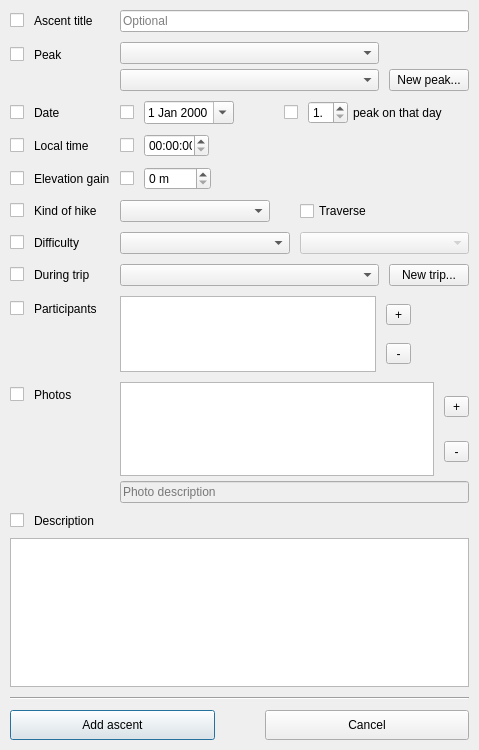
Before: the Qt Designer form src/ui/ascent_dialog.ui in svetter/pal, drawn with Qt 5.
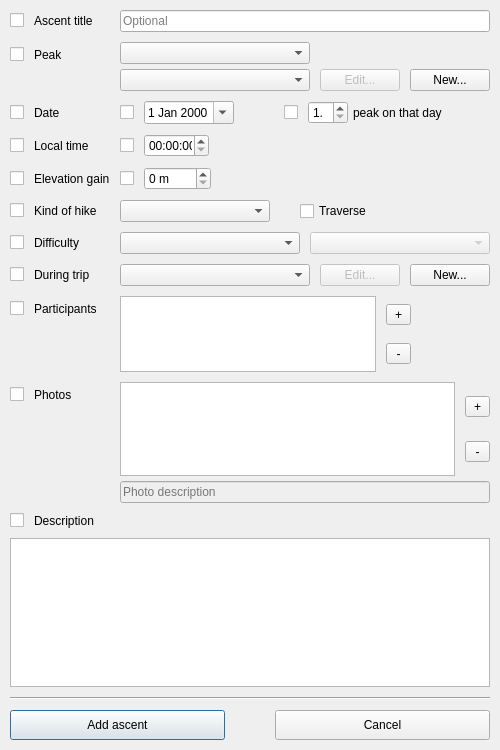
After: the same form once the commit is applied. Icons and pictures are not drawn.

Commit message:
Add edit buttons to item dialogs
Closes #143

What changed in the file:
```diff
--- a/src/ui/ascent_dialog.ui
+++ b/src/ui/ascent_dialog.ui
@@ -6,13 +6,13 @@
    <rect>
     <x>0</x>
     <y>0</y>
-    <width>479</width>
+    <width>500</width>
     <height>750</height>
    </rect>
   </property>
   <property name="minimumSize">
    <size>
-    <width>450</width>
+    <width>500</width>
     <height>0</height>
    </size>
   </property>
@@ -137,9 +137,23 @@
         </widget>
        </item>
        <item row="1" column="1">
+        <widget class="QPushButton" name="editPeakButton">
+         <property name="enabled">
+          <bool>false</bool>
+         </property>
+         <property name="text">
+          <string>Edit...</string>
+         </property>
+         <property name="icon">
+          <iconset>
+           <normaloff>:/icons/peak.svg</normaloff>:/icons/peak.svg</iconset>
+         </property>
+        </widget>
+       </item>
+       <item row="1" column="2">
         <widget class="QPushButton" name="newPeakButton">
          <property name="text">
-          <string>New peak...</string>
+          <string>New...</string>
          </property>
          <property name="icon">
           <iconset>
@@ -635,6 +649,20 @@
          </property>
         </widget>
        </item>
+       <item>
+        <widget class="QPushButton" name="editTripButton">
+         <property name="enabled">
+          <bool>false</bool>
+         </property>
+         <property name="text">
+          <string>Edit...</string>
+         </property>
+         <property name="icon">
+          <iconset>
+           <normaloff>:/icons/trip.svg</normaloff>:/icons/trip.svg</iconset>
+         </property>
+        </widget>
+       </item>
        <item>
         <widget class="QPushButton" name="newTripButton">
          <property name="sizePolicy">
@@ -644,7 +672,7 @@
           </sizepolicy>
          </property>
          <property name="text">
-          <string>New trip...</string>
+          <string>New...</string>
          </property>
          <property name="icon">
           <iconset>
```
Left out of the diff: 38 changed lines with no effect on the pictures. The commit also changes 14 other files.
